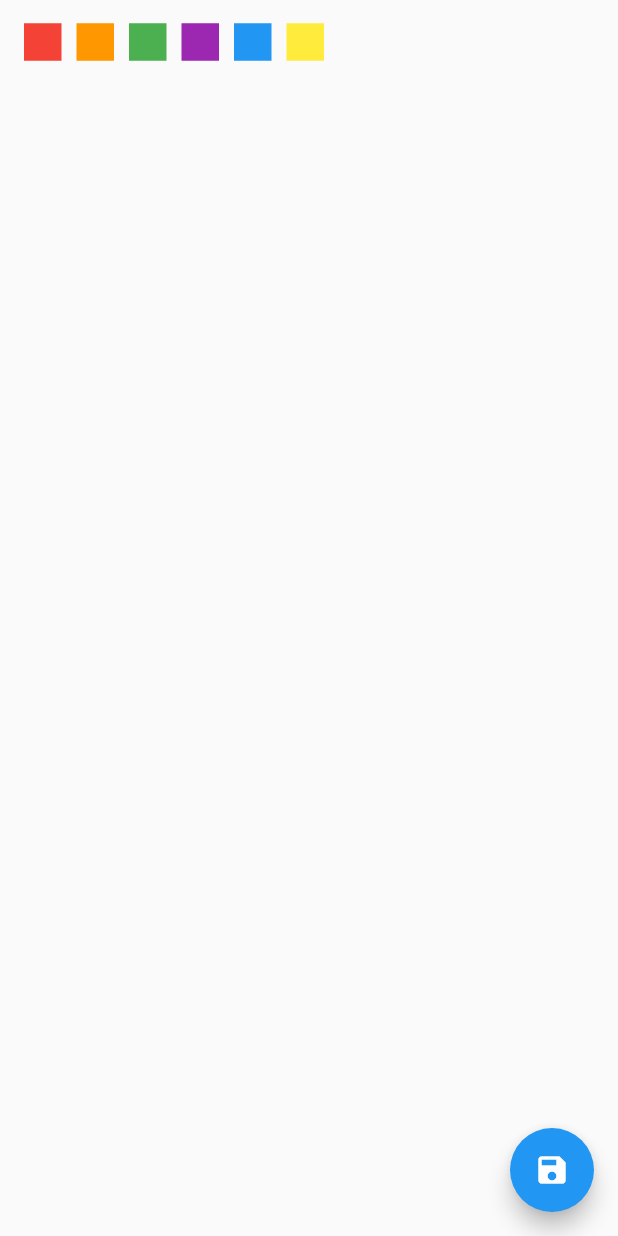
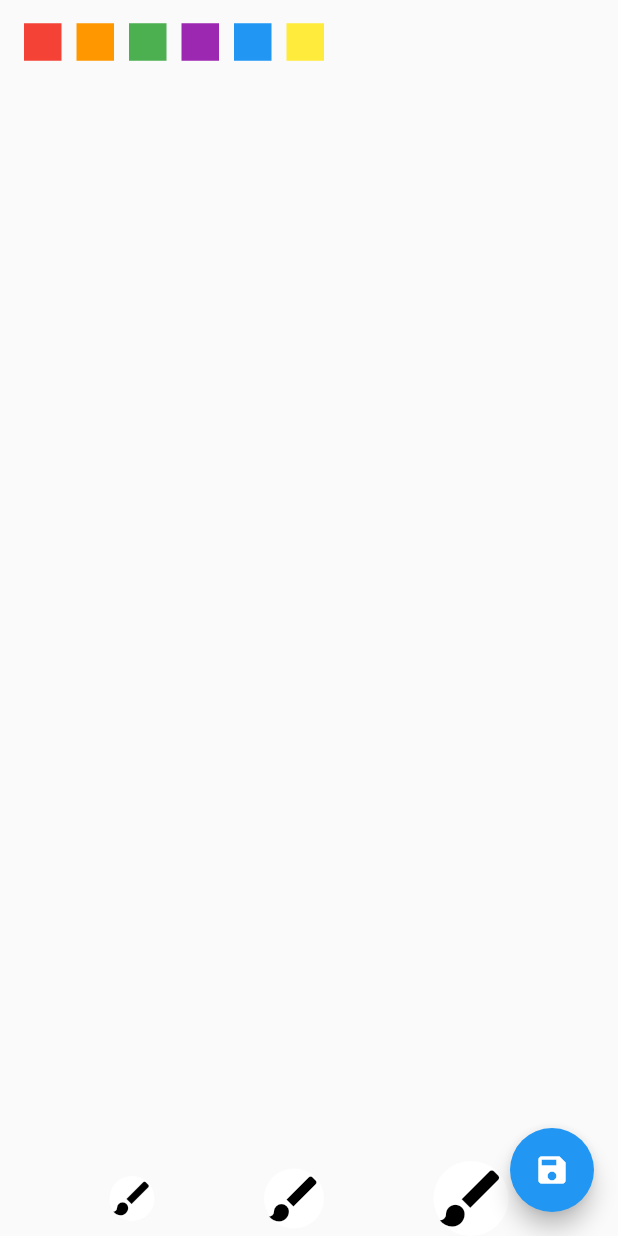
Before and after one commit to okursoftware/Flutter-Painting, a Flutter app: the screen it shows after launch, on a phone screen of 412 x 824 dp. Run offline on Flutter 3.47's test engine with Material 2 defaults, Android fonts, the phone set to English and light mode, and no system bars.

Commit message:
Added brush size management

```diff
--- a/lib/main.dart
+++ b/lib/main.dart
@@ -1,3 +1,4 @@
+import 'package:flutter/cupertino.dart';
 import 'package:flutter/material.dart';
 import 'package:painting/color_box.dart';
 
@@ -32,6 +33,8 @@ class _MainViewState extends State<MainView> {
   List<Offset> _offsets = [];
   Color activeColor;
   List<Color> _colors = [];
+  List<double> _brushSizes = [];
+  double brushSize = 4;
   void onChangeColor(Color value) {
     activeColor = value;
   }
@@ -47,16 +50,19 @@ class _MainViewState extends State<MainView> {
 
           _offsets.add(_locationPoints);
           _colors.add(activeColor);
+          _brushSizes.add(brushSize);
         });
       },
       onPanEnd: (details) {
         _offsets.add(null);
         _colors.add(null);
+        _brushSizes.add(null);
       },
       child: Stack(
         children: <Widget>[
           CustomPaint(
-            painter: MyPainter(offsets: _offsets, colors: _colors),
+            painter: MyPainter(
+                offsets: _offsets, colors: _colors, brushSizes: _brushSizes),
             size: Size.infinite,
           ),
           new ListTile(
@@ -80,6 +86,41 @@ class _MainViewState extends State<MainView> {
               },
             ),
           ),
+          Align(
+            alignment: Alignment.bottomCenter,
+            child: Row(
+              mainAxisAlignment: MainAxisAlignment.spaceEvenly,
+              children: <Widget>[
+                new CircleButton(
+                  onTap: () {
+                    setState(() {
+                      brushSize = 4;
+                    });
+                  },
+                  iconData: Icons.brush,
+                  iconSize: 30,
+                ),
+                new CircleButton(
+                  onTap: () {
+                    setState(() {
+                      brushSize = 7;
+                    });
+                  },
+                  iconData: Icons.brush,
+                  iconSize: 40,
+                ),
+                new CircleButton(
+                  onTap: () {
+                    setState(() {
+                      brushSize = 10;
+                    });
+                  },
+                  iconData: Icons.brush,
+                  iconSize: 50,
+                ),
+              ],
+            ),
+          )
         ],
       ),
     );
@@ -90,20 +131,25 @@ class MyPainter extends CustomPainter {
   final List<Offset> offsets;
   //final Color activeColor;
   final List<Color> colors;
+  final List<double> brushSizes;
   final brush = Paint()
     ..strokeCap = StrokeCap.round
     ..strokeWidth = 4.0
     ..color = Colors.red
     ..isAntiAlias = true;
 
-  MyPainter({@required this.offsets, @required this.colors});
+  MyPainter(
+      {@required this.offsets,
+      @required this.colors,
+      @required this.brushSizes});
 
   @override
   void paint(Canvas canvas, Size size) {
-    debugPrint(offsets.length.toString() + " " + colors.length.toString());
+    //debugPrint(offsets.length.toString() + " " + colors.length.toString());
     for (int i = 0; i < offsets.length - 1; i++) {
       if (offsets[i] != null && offsets[i + 1] != null) {
         brush.color = colors[i] == null ? Colors.red : colors[i];
+        brush.strokeWidth = brushSizes[i];
         canvas.drawLine(offsets[i], offsets[i + 1], brush);
       }
     }
@@ -114,3 +160,34 @@ class MyPainter extends CustomPainter {
     return true;
   }
 }
+
+class CircleButton extends StatelessWidget {
+  final GestureTapCallback onTap;
+  final IconData iconData;
+  final double iconSize;
+
+  const CircleButton({Key key, this.onTap, this.iconData, this.iconSize})
+      : super(key: key);
+
+  @override
+  Widget build(BuildContext context) {
+    double size = iconSize;
+
+    return new InkResponse(
+      onTap: onTap,
+      child: new Container(
+        width: size,
+        height: size,
+        decoration: new BoxDecoration(
+          color: Colors.white,
+          shape: BoxShape.circle,
+        ),
+        child: new Icon(
+          iconData,
+          color: Colors.black,
+          size: iconSize,
+        ),
+      ),
+    );
+  }
+}
```
